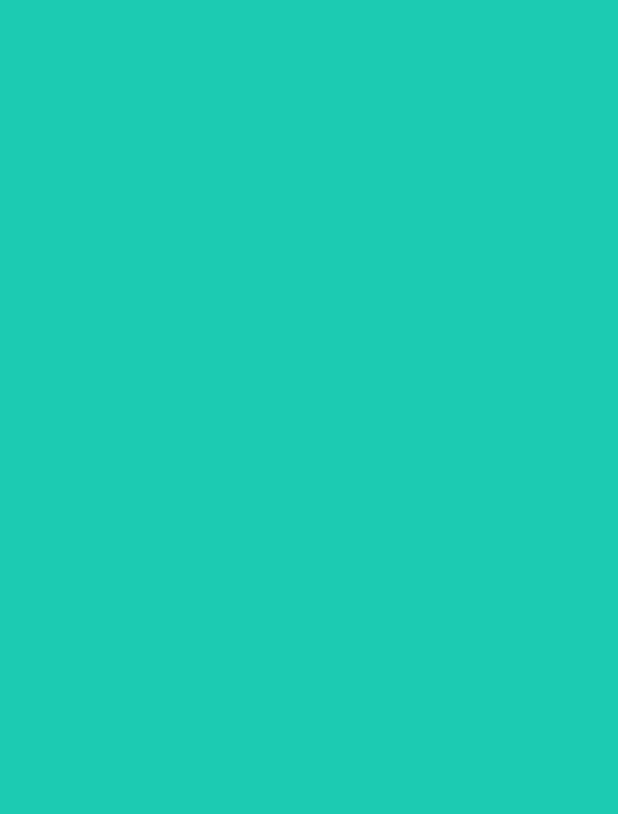
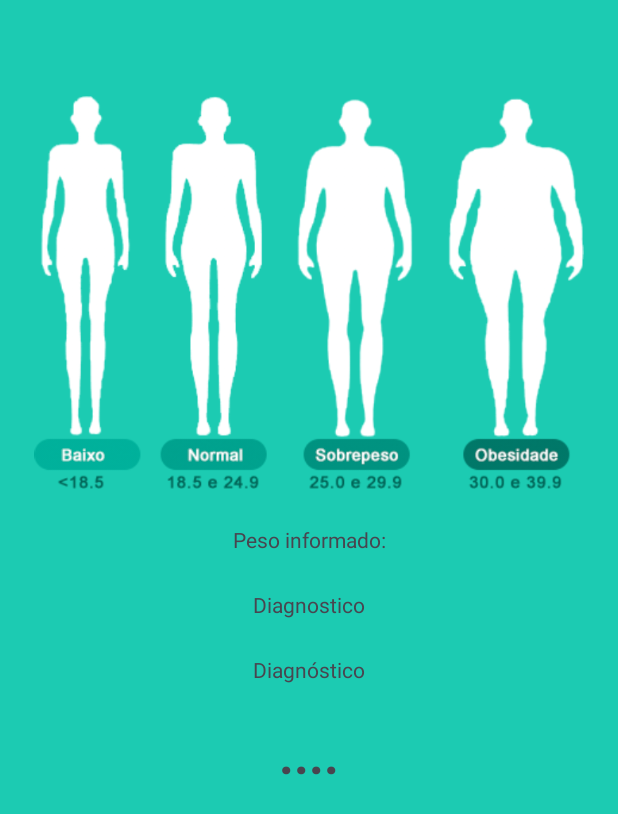
Before and after one commit to pgabrielgmdeveloper/CalculoIMCApp, an Android app: the IMCCalculuteActivity screen opened directly, with no data from a screen before it, on a phone screen of 412 x 824 dp. Before the commit the part shown is empty. Shown: the top 814 px of the screen. Run offline under Robolectric (Android 15) with nearby library versions, the phone set to English and light mode, and no system bars.

Commit message:
criando interface do calculate

```diff
--- a/app/src/main/res/layout/activity_imccalculute.xml
+++ b/app/src/main/res/layout/activity_imccalculute.xml
@@ -7,4 +7,63 @@
     android:layout_height="match_parent"
     tools:context=".IMCCalculuteActivity">
 
+    <ImageView
+        android:id="@+id/imageView2"
+        android:layout_width="0dp"
+        android:layout_height="262dp"
+        android:layout_marginStart="16dp"
+        android:layout_marginTop="64dp"
+        android:layout_marginEnd="16dp"
+        app:layout_constraintEnd_toEndOf="parent"
+        app:layout_constraintHorizontal_bias="0.5"
+        app:layout_constraintStart_toStartOf="parent"
+        app:layout_constraintTop_toTopOf="parent"
+        app:srcCompat="@drawable/resultado" />
+
+    <TextView
+        android:id="@+id/text_peso"
+        android:layout_width="wrap_content"
+        android:layout_height="wrap_content"
+        android:layout_marginTop="24dp"
+        android:text="Peso informado:"
+        app:layout_constraintEnd_toEndOf="parent"
+        app:layout_constraintHorizontal_bias="0.5"
+        app:layout_constraintStart_toStartOf="parent"
+        app:layout_constraintTop_toBottomOf="@+id/imageView2" />
+
+    <TextView
+        android:id="@+id/text_altura"
+        android:layout_width="wrap_content"
+        android:layout_height="wrap_content"
+        android:layout_marginTop="24dp"
+        android:text="Diagnostico"
+        app:layout_constraintEnd_toEndOf="parent"
+        app:layout_constraintHorizontal_bias="0.5"
+        app:layout_constraintStart_toStartOf="parent"
+        app:layout_constraintTop_toBottomOf="@+id/text_peso"
+        tools:text="Altura informada:" />
+
+    <TextView
+        android:id="@+id/textView4"
+        android:layout_width="wrap_content"
+        android:layout_height="wrap_content"
+        android:layout_marginTop="24dp"
+        android:text="Diagnóstico"
+        app:layout_constraintEnd_toEndOf="parent"
+        app:layout_constraintHorizontal_bias="0.5"
+        app:layout_constraintStart_toStartOf="parent"
+        app:layout_constraintTop_toBottomOf="@+id/text_altura" />
+
+    <TextView
+        android:id="@+id/text_resultado"
+        android:layout_width="wrap_content"
+        android:layout_height="wrap_content"
+        android:layout_marginTop="24dp"
+        android:text="...."
+        android:textSize="34sp"
+        android:textStyle="bold"
+        app:layout_constraintEnd_toEndOf="parent"
+        app:layout_constraintHorizontal_bias="0.5"
+        app:layout_constraintStart_toStartOf="parent"
+        app:layout_constraintTop_toBottomOf="@+id/textView4" />
 </androidx.constraintlayout.widget.ConstraintLayout>
```
